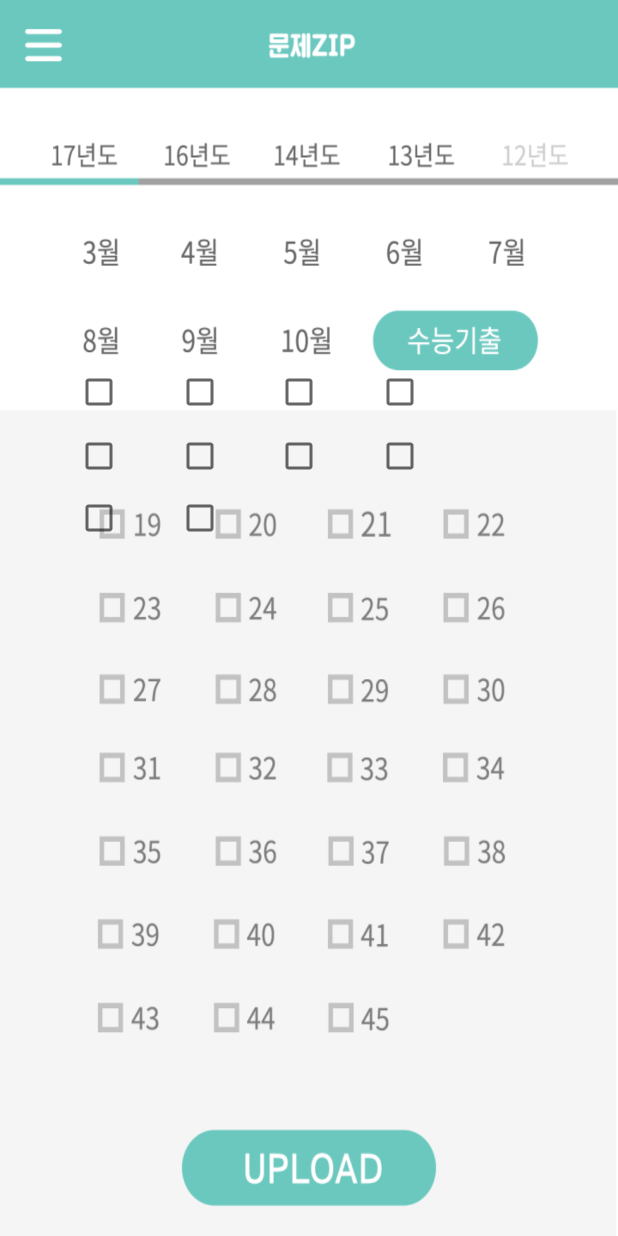
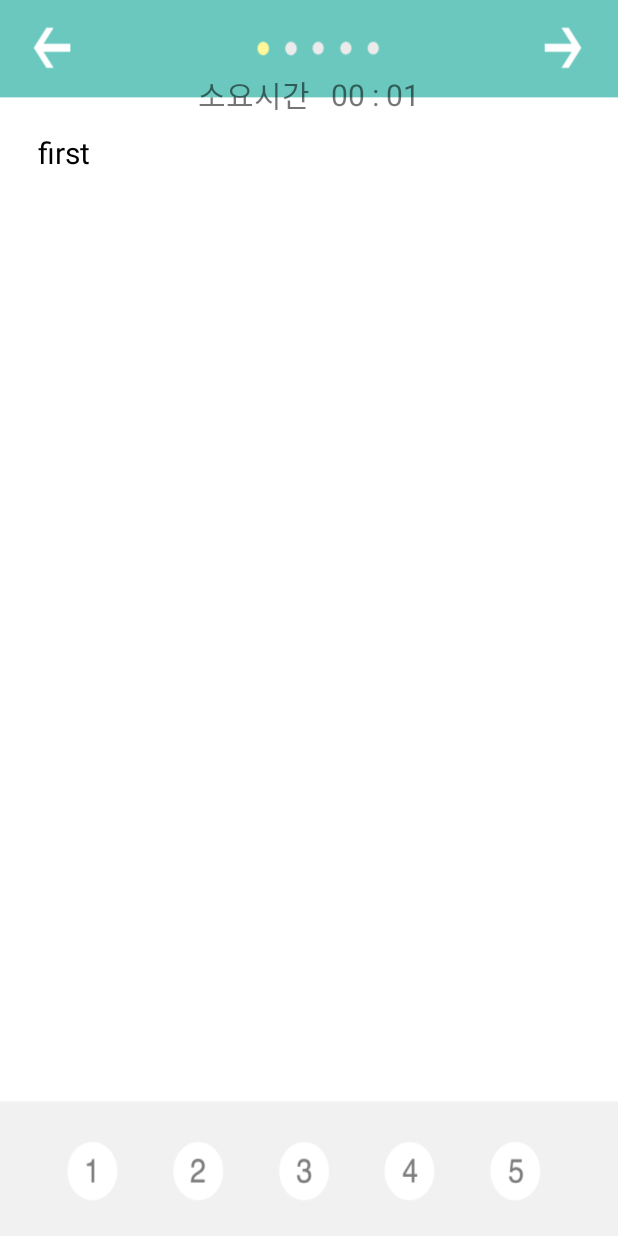
Before and after one commit to ajung13/QuestionZIP, an Android app: the screen it shows after launch (UploadQuestion before the commit, PracticalActivity after it), after a tap on an icon or button, on a phone screen of 412 x 824 dp. Run offline under Robolectric (Android 15) with nearby library versions, the phone set to English and light mode, and no system bars; 1 statement that could not run was skipped.

Commit message:
capstone design 2 question_zip application project June 24th scoring ui 추가, 더풀기 그만풀기 기능 구현

```diff
--- a/app/src/main/AndroidManifest.xml
+++ b/app/src/main/AndroidManifest.xml
@@ -25,7 +25,8 @@
         <activity android:name=".myinfoActivity" />
         <activity android:name=".ScoringActivity" />
         <activity android:name=".wrongNoteActivity" />
-        <activity android:name=".ManualActivity"></activity>
+        <activity android:name=".ManualActivity" />
+        <activity android:name=".PracticalActivity"></activity>
     </application>
 
 </manifest>
--- a/app/src/main/java/kr/ac/sogang/cs/hello/MainActivity.java
+++ b/app/src/main/java/kr/ac/sogang/cs/hello/MainActivity.java
@@ -77,6 +77,10 @@ public class MainActivity extends AppCompatActivity {
         startActivity(intent);
     }
     public void onButton2Clicked(View v){
+        Intent intent = new Intent(getApplicationContext(), PracticalActivity.class);
+        startActivity(intent);
+    }
+    public void onButton3Clicked(View v){
         Intent intent = new Intent(getApplicationContext(), UploadQuestion.class);
         startActivity(intent);
     }
--- /dev/null
+++ b/app/src/main/java/kr/ac/sogang/cs/hello/PracticalActivity.java
@@ -0,0 +1,205 @@
+package kr.ac.sogang.cs.hello;
+
+import android.content.Intent;
+import android.os.Bundle;
+import android.os.Handler;
+import android.os.Message;
+import android.os.StrictMode;
+import android.support.v7.app.AppCompatActivity;
+import android.view.View;
+import android.widget.ImageView;
+import android.widget.ScrollView;
+import android.widget.TextView;
+
+import java.io.BufferedReader;
+import java.io.InputStream;
+import java.io.InputStreamReader;
+import java.net.HttpURLConnection;
+import java.net.URL;
+
+public class PracticalActivity extends AppCompatActivity {
+    int questionNum = 0;
+    TextView[] q = new TextView[6];
+    ImageView[] ans_image = new ImageView[5];
+    int[] userAnswer = {-1, -1, -1, -1, -1};
+    int[] questionAnswer = new int[5];
+    ScrollView scrl;
+    Handler mHandler;
+    public int mainTime = 0;
+
+    @Override
+    protected void onCreate(Bundle savedInstanceState) {
+        super.onCreate(savedInstanceState);
+        setContentView(R.layout.activity_practical);
+
+        q[0] = (TextView) findViewById(R.id.question10);
+        q[1] = (TextView) findViewById(R.id.question11);
+        q[2] = (TextView) findViewById(R.id.question12);
+        q[3] = (TextView) findViewById(R.id.question13);
+        q[4] = (TextView) findViewById(R.id.question14);
+        q[5] = (TextView) findViewById(R.id.question15);
+        scrl = (ScrollView) findViewById(R.id.verScroll);
+        ans_image[0] = (ImageView) findViewById(R.id.answer1);
+        ans_image[1] = (ImageView) findViewById(R.id.answer2);
+        ans_image[2] = (ImageView) findViewById(R.id.answer3);
+        ans_image[3] = (ImageView) findViewById(R.id.answer4);
+        ans_image[4] = (ImageView) findViewById(R.id.answer5);
+
+        viewAnswer(-1);
+
+        mHandler = new Handler(){
+            public void handleMessage(Message msg){
+                TextView timertest = (TextView)findViewById(R.id.q_timer);
+                super.handleMessage(msg);
+                int div = msg.what;
+                int min = mainTime / 60;
+                int sec = mainTime % 60;
+                String strTime = String.format("%02d : %02d", min, sec);
+                this.sendEmptyMessageDelayed(0,1000);
+                timertest.setText(strTime);
+                timertest.invalidate();
+                mainTime++;
+            }
+        };
+        mHandler.sendEmptyMessage(1);
+
+//        recommend();
+        viewQuestions();
+    }
+
+    public String connectionURL(String urladdr){
+        HttpURLConnection conn;
+        String line = "";
+        String result = "";
+        try{
+            StrictMode.ThreadPolicy policy = new StrictMode.ThreadPolicy.Builder().permitAll().build();
+            StrictMode.setThreadPolicy(policy);
+
+            URL url = new URL(urladdr);
+            int redirectedCount = 0;
+            while(redirectedCount <= 1) {
+                conn = (HttpURLConnection) url.openConnection();
+                conn.setRequestProperty("User-Agent", "Android");
+                conn.setConnectTimeout(10000);
+                conn.setReadTimeout(10000);
+                conn.setUseCaches(false);
+                conn.setRequestMethod("GET");
+                conn.connect();
+
+                if (conn.getResponseCode() == HttpURLConnection.HTTP_OK) {
+                    InputStream is = conn.getInputStream();
+                    BufferedReader in = new BufferedReader(new InputStreamReader(is));
+
+                    while((line=in.readLine())!=null){
+                        result = result.concat(line);
+                    }
+
+                    is.close();
+                    in.close();
+                    conn.disconnect();
+                    break;
+                } else if (conn.getResponseCode() == HttpURLConnection.HTTP_MOVED_TEMP || conn.getResponseCode() == HttpURLConnection.HTTP_MOVED_PERM) {
+                    String redirectURL = conn.getHeaderField("Location");
+                    url = new URL(redirectURL);
+                }
+                redirectedCount++;
+            }
+
+        }catch(Exception e){
+            e.printStackTrace();
+        }
+
+        return result;
+    }
+/*    public void recommend(){
+        String urladdr = "http://questionzip.dothome.co.kr/SelectR2.php";
+        String result = "";
+
+        result = connectionURL(urladdr);
+
+        ParseJSON_R(result);
+        q[0].setText("Parsing Completed");
+        matrix_factorization();
+        q[0].setText("Calculating matrix R Completed");
+        sort_recommend();
+    }*/
+
+    public void viewQuestions(){
+        q[0].setText("first");
+        q[1].setText("second");
+        q[2].setText("third");
+        q[3].setText("fourth");
+        q[4].setText("fifth");
+        q[5].setText("sixth");
+/*        if(index[0]!=-1){
+            String urladdr = "http://questionzip.dothome.co.kr/SelectQ.php";
+            String result = connectionURL(urladdr);
+            ParseJSON_Q(result);
+        }*/
+    }
+
+    public void onRecommendPrev(View v){
+        if(questionNum!=0){
+            q[questionNum].setVisibility(View.INVISIBLE);
+            questionNum--;
+            scrl.smoothScrollTo(0,0);
+            q[questionNum].setVisibility(View.VISIBLE);
+            if(questionNum!=0)
+                viewAnswer(userAnswer[questionNum-1]-1);
+        }
+    }
+
+    public void onRecommendNext(View v){
+        if(questionNum!=5){
+            q[questionNum].setVisibility(View.INVISIBLE);
+            questionNum++;
+            scrl.smoothScrollTo(0,0);
+            q[questionNum].setVisibility(View.VISIBLE);
+            viewAnswer(userAnswer[questionNum-1]-1);
+        }
+        else{
+            Intent intent = new Intent(PracticalActivity.this, ScoringActivity.class);
+            intent.putExtra("a1", userAnswer[0]);
+            intent.putExtra("a2", userAnswer[1]);
+            intent.putExtra("a3", userAnswer[2]);
+            intent.putExtra("a4", userAnswer[3]);
+            intent.putExtra("a5", userAnswer[4]);
+            intent.putExtra("ra1", questionAnswer[0]);
+            intent.putExtra("ra2", questionAnswer[1]);
+            intent.putExtra("ra3", questionAnswer[2]);
+            intent.putExtra("ra4", questionAnswer[3]);
+            intent.putExtra("ra5", questionAnswer[4]);
+            startActivity(intent);
+            finish();
+        }
+    }
+
+    public void ansSelected(View v){
+        int selected = -1;
+
+        switch(v.getId()){
+            case R.id.answer1:
+                selected = 1;     break;
+            case R.id.answer2:
+                selected = 2;     break;
+            case R.id.answer3:
+                selected = 3;     break;
+            case R.id.answer4:
+                selected = 4;     break;
+            case R.id.answer5:
+                selected = 5;     break;
+            default:              break;
+        }
+
+        viewAnswer(selected-1);
+        if(questionNum!=0)
+            userAnswer[questionNum-1] = selected;
+    }
+
+    private void viewAnswer(int selected){
+        for(int i=0; i<5; i++)
+            ans_image[i].setAlpha(0);
+        if(selected > -1)
+            ans_image[selected].setAlpha(100);
+    }
+}
--- /dev/null
+++ b/app/src/main/res/layout/activity_practical.xml
@@ -0,0 +1,191 @@
+<?xml version="1.0" encoding="utf-8"?>
+<LinearLayout xmlns:android="http://schemas.android.com/apk/res/android"
+    xmlns:app="http://schemas.android.com/apk/res-auto"
+    xmlns:tools="http://schemas.android.com/tools"
+    android:layout_width="fill_parent"
+    android:layout_height="fill_parent"
+    android:orientation="vertical"
+    tools:context="kr.ac.sogang.cs.hello.Recommend"
+    android:background="@drawable/questionrecommend">
+
+    <LinearLayout
+        android:layout_width="match_parent"
+        android:layout_height="wrap_content"
+        android:orientation="horizontal">
+
+        <Button
+            android:id="@+id/questionb1"
+            android:layout_width="wrap_content"
+            android:layout_height="wrap_content"
+            android:onClick="onRecommendPrev"
+            android:background="#00000000"
+            android:layout_marginLeft="15dp"
+            />
+
+        <Button
+            android:id="@+id/questionb2"
+            android:layout_width="wrap_content"
+            android:layout_height="wrap_content"
+            android:onClick="onRecommendNext"
+            android:background="#00000000"
+            android:layout_marginLeft="150dp"
+            />
+
+    </LinearLayout>
+
+    <LinearLayout
+        android:layout_width="match_parent"
+        android:layout_height="wrap_content"
+        android:orientation="horizontal"
+        android:gravity="center">
+        <TextView
+            android:layout_width="wrap_content"
+            android:layout_height="wrap_content"
+            android:text="소요시간   "
+            android:textSize="20dp"/>
+        <TextView
+            android:id="@+id/q_timer"
+            android:layout_width="wrap_content"
+            android:layout_height="wrap_content"
+            android:text="0:00"
+            android:textSize="20dp"/>
+    </LinearLayout>
+
+
+
+    <ScrollView
+        android:id="@+id/verScroll"
+        android:layout_width="match_parent"
+        android:layout_height="460dp">
+        <FrameLayout
+            android:layout_width="match_parent"
+            android:layout_height="match_parent"
+            android:layout_marginTop="10dp">
+            <TextView
+                android:id="@+id/question10"
+                android:layout_width="wrap_content"
+                android:layout_height="wrap_content"
+                android:layout_marginLeft="25dp"
+                android:layout_marginRight="25dp"
+                android:textColor="#000000"
+                android:text="Error"
+                android:textSize="20dp"
+                android:visibility="visible"
+                android:lineSpacingExtra="10dp"
+                />
+            <TextView
+                android:id="@+id/question11"
+                android:layout_width="wrap_content"
+                android:layout_height="wrap_content"
+                android:layout_marginLeft="25dp"
+                android:layout_marginRight="25dp"
+                android:text="Question no.1"
+                android:textColor="#000000"
+                android:textSize="20dp"
+                android:visibility="invisible"
+                android:lineSpacingExtra="10dp"
+                app:layout_constraintLeft_toLeftOf="parent" />
+            <TextView
+                android:id="@+id/question12"
+                android:layout_width="wrap_content"
+                android:layout_height="wrap_content"
+                android:layout_marginLeft="25dp"
+                android:layout_marginRight="25dp"
+                android:text="Question no.2"
+                android:textColor="#000000"
+                android:textSize="20dp"
+                android:visibility="invisible"
+                android:lineSpacingExtra="10dp"
+                app:layout_constraintLeft_toLeftOf="parent" />
+            <TextView
+                android:id="@+id/question13"
+                android:layout_width="wrap_content"
+                android:layout_height="wrap_content"
+                android:layout_marginLeft="25dp"
+                android:layout_marginRight="25dp"
+                android:text="Question no.3"
+                android:textColor="#000000"
+                android:textSize="20dp"
+                android:visibility="invisible"
+                android:lineSpacingExtra="10dp"
+                app:layout_constraintLeft_toLeftOf="parent" />
+            <TextView
+                android:id="@+id/question14"
+                android:layout_width="wrap_content"
+                android:layout_height="wrap_content"
+                android:layout_marginLeft="25dp"
+                android:layout_marginRight="25dp"
+                android:text="Question no.4"
+                android:textColor="#000000"
+                android:textSize="20dp"
+                android:visibility="invisible"
+                android:lineSpacingExtra="10dp"
+                app:layout_constraintLeft_toLeftOf="parent" />
+            <TextView
+                android:id="@+id/question15"
+                android:layout_width="wrap_content"
+                android:layout_height="wrap_content"
+                android:layout_marginLeft="25dp"
+                android:layout_marginRight="25dp"
+                android:text="Question no.5"
+                android:textColor="#000000"
+                android:textSize="20dp"
+                android:visibility="invisible"
+                android:lineSpacingExtra="10dp"
+                app:layout_constraintLeft_toLeftOf="parent" />
+        </FrameLayout>
+    </ScrollView>
+
+    <LinearLayout
+        android:layout_width="match_parent"
+        android:layout_height="55dp"
+        android:orientation="horizontal"
+        android:layout_marginTop="12dp">
+        <ImageView
+            android:id="@+id/answer1"
+            android:layout_width="wrap_content"
+            android:layout_height="wrap_content"
+            android:src="@drawable/test_checked_marge"
+            android:alpha="0.5"
+            android:onClick="ansSelected"
+            android:layout_marginLeft="16dp"
+            android:paddingRight="-12dp"/>
+        <ImageView
+            android:id="@+id/answer2"
+            android:layout_width="wrap_content"
+            android:layout_height="wrap_content"
+            android:src="@drawable/test_checked_marge"
+            android:alpha="0.5"
+            android:onClick="ansSelected"
+            android:paddingLeft="-7dp"
+            android:paddingRight="-12dp"/>
+        <ImageView
+            android:id="@+id/answer3"
+            android:layout_width="wrap_content"
+            android:layout_height="wrap_content"
+            android:src="@drawable/test_checked_marge"
+            android:alpha="0.5"
+            android:onClick="ansSelected"
+            android:paddingLeft="-7dp"
+            android:paddingRight="-12dp"/>
+        <ImageView
+            android:id="@+id/answer4"
+            android:layout_width="wrap_content"
+            android:layout_height="wrap_content"
+            android:src="@drawable/test_checked_marge"
+            android:alpha="0.5"
+            android:onClick="ansSelected"
+            android:paddingLeft="-7dp"
+            android:paddingRight="-12dp"/>
+        <ImageView
+            android:id="@+id/answer5"
+            android:layout_width="wrap_content"
+            android:layout_height="wrap_content"
+            android:src="@drawable/test_checked_marge"
+            android:alpha="0.5"
+            android:onClick="ansSelected"
+            android:paddingLeft="-7dp"/>
+    </LinearLayout>
+
+
+</LinearLayout>
```
Also changed, not shown: app/src/main/java/kr/ac/sogang/cs/hello/ScoringActivity.java (+27 -3 lines), app/src/main/res/layout/activity_main.xml (+8 -1 lines), app/src/main/res/layout/activity_manual.xml (+1 -7 lines), app/src/main/res/layout/activity_scoring.xml (+75 -146 lines).
